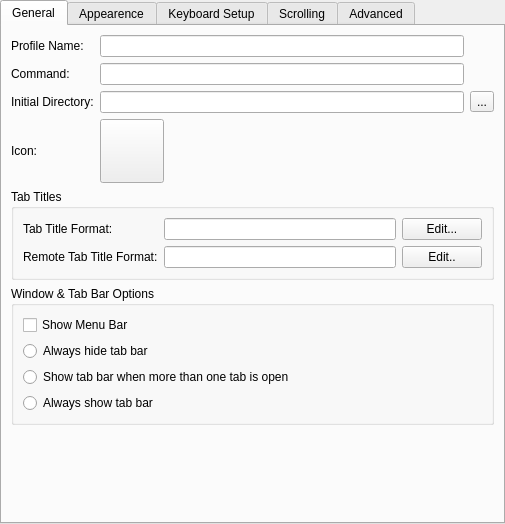
Before: the Qt Designer form src/EditProfileDialog.ui in KDE/konsole, drawn with Qt 5.
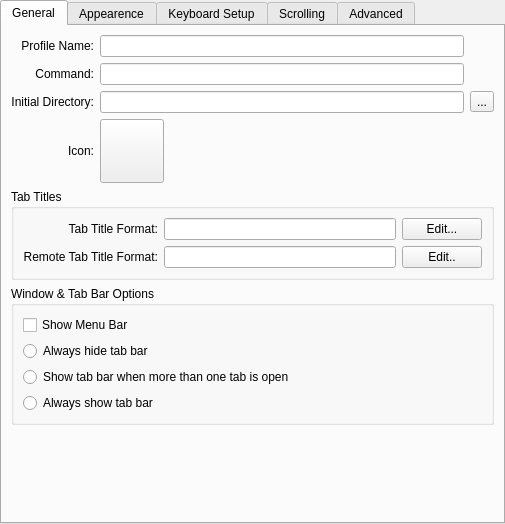
After: the same form once the commit is applied. Custom widgets are drawn as their Qt base class.

Commit message: Rearrange the developer documentation folder.  Add some notes on compliance with the KDE 4 HIG / dialog design ( basically a TODO of problems to fix ).  Small tweaks to the Edit Profile dialog.

What changed in the file:
```diff
--- a/src/EditProfileDialog.ui
+++ b/src/EditProfileDialog.ui
@@ -43,6 +43,9 @@
          <property name="text" >
           <string>Profile Name:</string>
          </property>
+         <property name="alignment" >
+          <set>Qt::AlignRight|Qt::AlignTrailing|Qt::AlignVCenter</set>
+         </property>
         </widget>
        </item>
        <item row="0" column="1" colspan="2" >
@@ -57,6 +60,9 @@
          <property name="text" >
           <string>Command:</string>
          </property>
+         <property name="alignment" >
+          <set>Qt::AlignRight|Qt::AlignTrailing|Qt::AlignVCenter</set>
+         </property>
         </widget>
        </item>
        <item row="1" column="1" colspan="2" >
@@ -71,6 +77,9 @@
          <property name="text" >
           <string>Initial Directory:</string>
          </property>
+         <property name="alignment" >
+          <set>Qt::AlignRight|Qt::AlignTrailing|Qt::AlignVCenter</set>
+         </property>
         </widget>
        </item>
        <item row="2" column="1" colspan="2" >
@@ -95,6 +104,9 @@
          <property name="text" >
           <string>Icon:</string>
          </property>
+         <property name="alignment" >
+          <set>Qt::AlignRight|Qt::AlignTrailing|Qt::AlignVCenter</set>
+         </property>
         </widget>
        </item>
        <item row="3" column="1" >
@@ -158,6 +170,9 @@
             <property name="text" >
              <string>Tab Title Format:</string>
             </property>
+            <property name="alignment" >
+             <set>Qt::AlignRight|Qt::AlignTrailing|Qt::AlignVCenter</set>
+            </property>
            </widget>
           </item>
           <item row="0" column="1" >
@@ -182,6 +197,9 @@
             <property name="text" >
              <string>Remote Tab Title Format:</string>
             </property>
+            <property name="alignment" >
+             <set>Qt::AlignRight|Qt::AlignTrailing|Qt::AlignVCenter</set>
+            </property>
            </widget>
           </item>
           <item row="1" column="1" >
```
Left out of the diff: 10 changed lines with no effect on the pictures. The commit also changes 11 other files.
